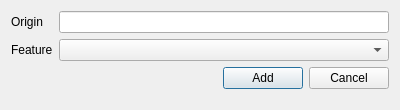
The window that examples/webenginewidgets/permissionbrowser/permissiondialog.ui (qt/qtwebengine) describes before a commit, drawn with Qt 5.
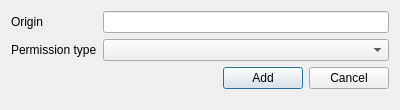
The same window after the commit.

Commit message:
QWebEnginePermission: Post-API review
This commit contains fixes for the issues found during the API review
of the new permissions API. In particular:
- All new enums are now scoped
- Replaced isTransient with its opposite, isPersistent
- Renamed Feature to PermissionType
- Made origin() return a non-const QUrl
- Renamed PersistentPermissionsPolicy members to be more concise
- Fixed a couple of bugs in the implementation
- Updated documentation

Patch:
```diff
--- a/examples/webenginewidgets/permissionbrowser/permissiondialog.ui
+++ b/examples/webenginewidgets/permissionbrowser/permissiondialog.ui
@@ -31,7 +31,7 @@
    <item row="1" column="0">
     <widget class="QLabel" name="label_2">
      <property name="text">
-      <string>Feature</string>
+      <string>Permission type</string>
      </property>
     </widget>
    </item>
```
Left out of the diff: 2 changed lines with no effect on the pictures. The commit also changes 40 other files.
